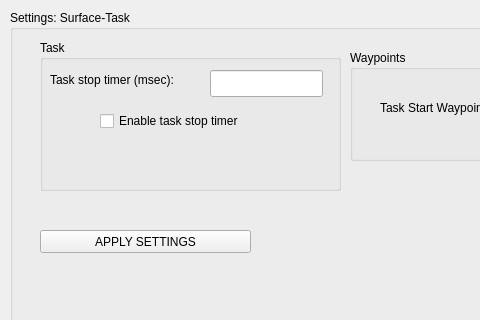
The window that Hanse/TaskSurface/tasksurfaceform.ui (iti-luebeck/HANSE2011) describes before a commit, drawn with Qt 5; both pictures show x 0 to 480 and y 0 to 320 of the 1072 by 496 pixel window.
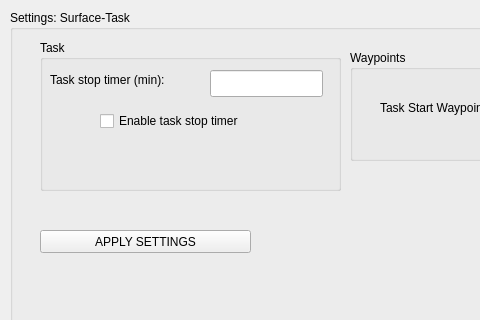
The same window after the commit.

```diff
--- a/Hanse/TaskSurface/tasksurfaceform.ui
+++ b/Hanse/TaskSurface/tasksurfaceform.ui
@@ -109,7 +109,7 @@
       </rect>
      </property>
      <property name="text">
-      <string>Task stop timer (msec):</string>
+      <string>Task stop timer (min):</string>
      </property>
     </widget>
     <widget class="QLineEdit" name="taskStopInput">
```
